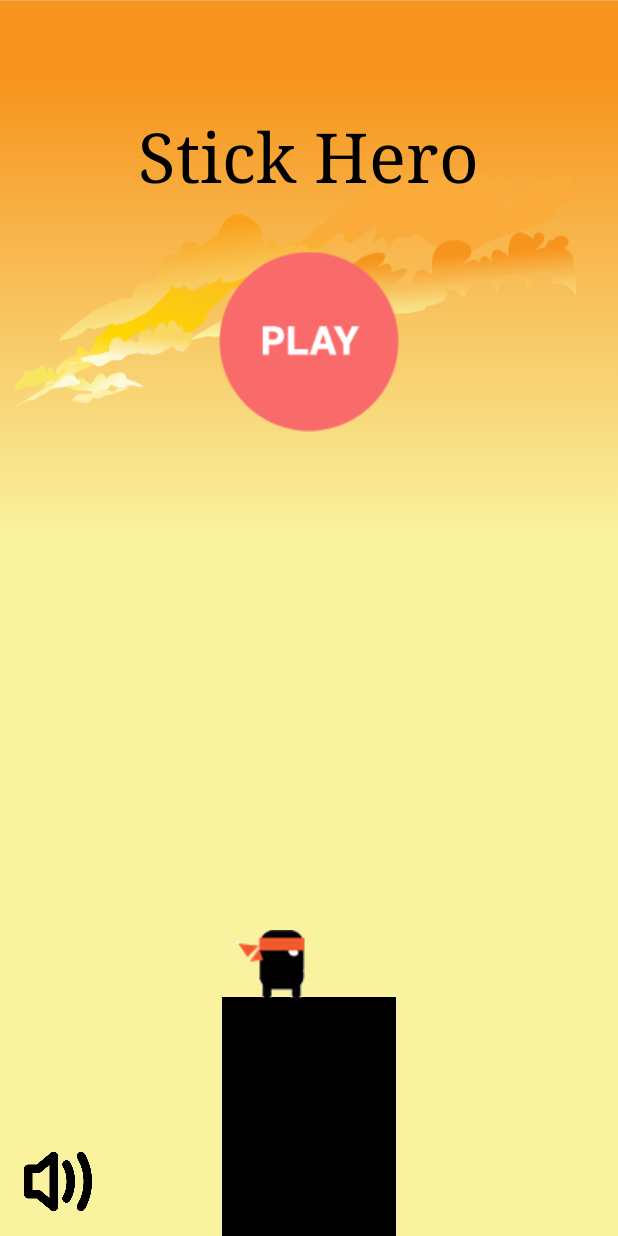
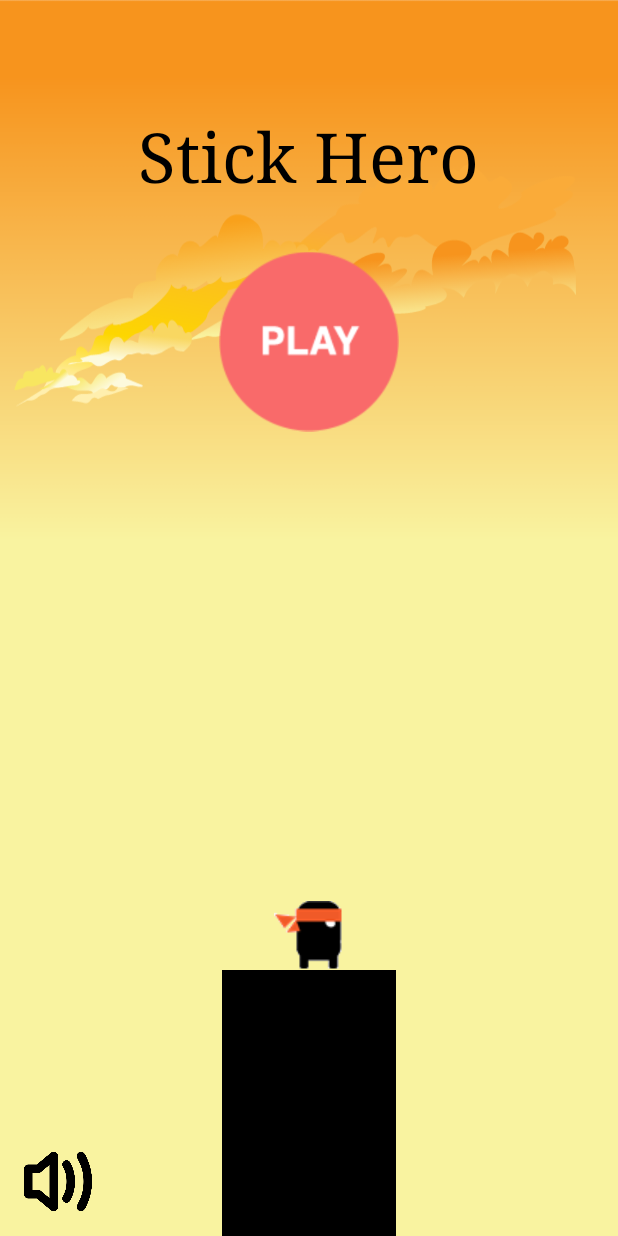
Before and after one commit to nanhtrang/Project-Android, an Android app: the screen it shows after launch (MainActivity), on a phone screen of 412 x 824 dp. Run offline under Robolectric (Android 15) with nearby library versions, the phone set to English and light mode, and no system bars; Roboto replaces fonts that are not available here.

Commit message:
toantd căn giữa cho hero

```diff
--- a/Project Android/app/src/main/res/layout/activity_main.xml
+++ b/Project Android/app/src/main/res/layout/activity_main.xml
@@ -32,7 +32,7 @@
     <TextView
         android:id="@+id/textView2"
         android:layout_width="116dp"
-        android:layout_height="159dp"
+        android:layout_height="177dp"
         android:layout_alignParentBottom="true"
         android:layout_centerHorizontal="true"
         android:background="@android:color/background_dark" />
@@ -42,9 +42,8 @@
         android:layout_width="wrap_content"
         android:layout_height="wrap_content"
         android:layout_alignParentBottom="true"
-        android:layout_alignParentStart="true"
-        android:layout_marginBottom="158dp"
-        android:layout_marginStart="158dp"
+        android:layout_centerHorizontal="true"
+        android:layout_marginBottom="177dp"
         app:srcCompat="@drawable/sprite1" />
 
     <ImageView
```
